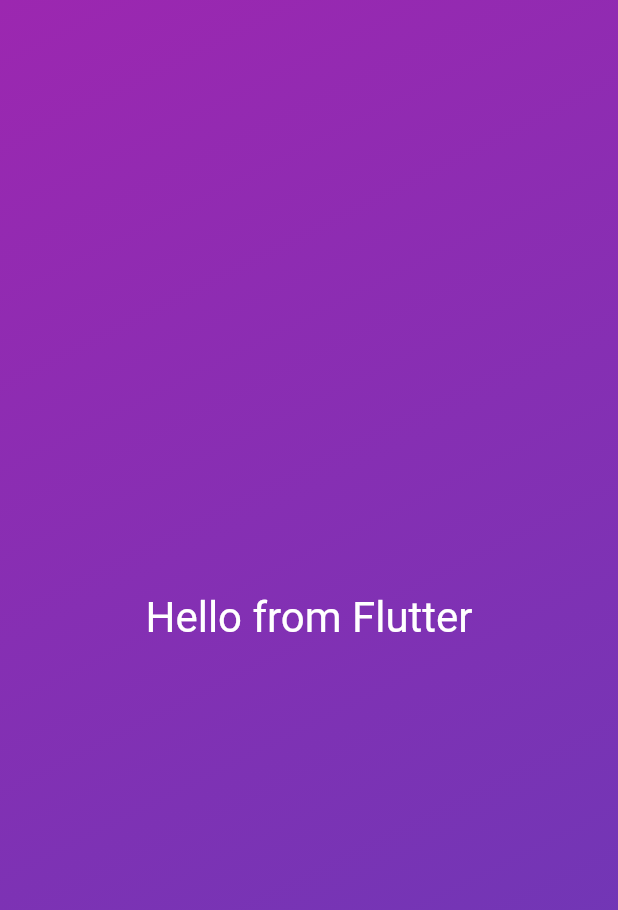
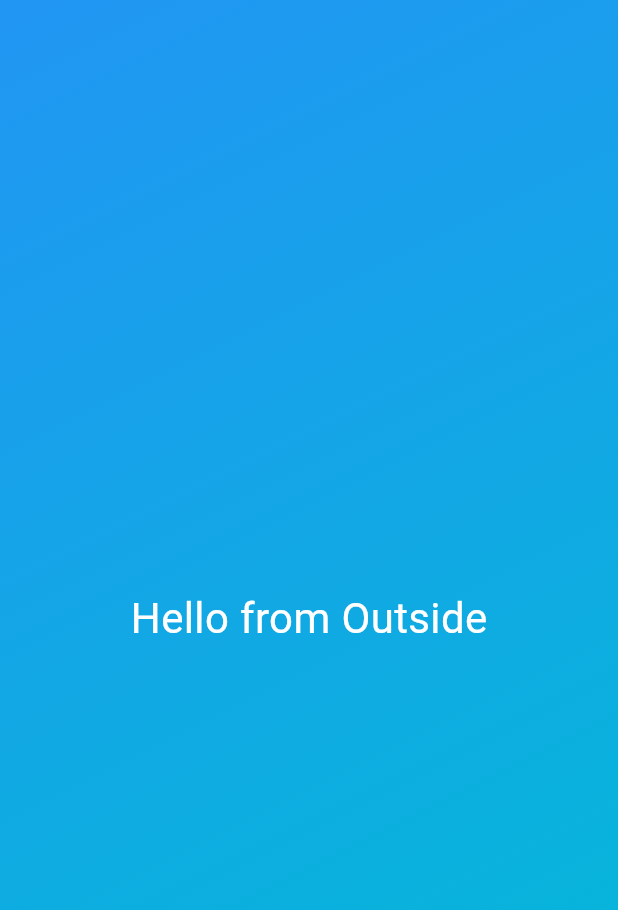
Before and after one commit to Mozart2234/flutter, a Flutter app: the screen it shows after launch, on a phone screen of 412 x 824 dp. Shown: the top 910 px of the screen. Run offline on Flutter 3.47's test engine with Material 2 defaults, Android fonts, the phone set to English and light mode, and no system bars.

Commit message:
add more concepts

```diff
--- /dev/null
+++ b/first_app/lib/gradient_container.dart
@@ -0,0 +1,25 @@
+import 'package:first_app/styled_text.dart';
+import 'package:flutter/material.dart';
+
+const startAlignment = Alignment.topLeft;
+const endAlignment = Alignment.bottomRight;
+
+class GradientContainer extends StatelessWidget {
+  final Color from;
+  final Color to;
+
+  const GradientContainer({super.key, required this.from, required this.to});
+
+  @override
+  Widget build(BuildContext context) {
+    return Container(
+        decoration: BoxDecoration(
+          gradient: LinearGradient(
+            colors: [from, to],
+            begin: startAlignment,
+            end: endAlignment,
+          ),
+        ),
+        child: const StyledText("Hello from Outside"));
+  }
+}
--- /dev/null
+++ b/first_app/lib/styled_text.dart
@@ -0,0 +1,17 @@
+import 'package:flutter/material.dart';
+
+class StyledText extends StatelessWidget {
+  final String text;
+
+  const StyledText(this.text, {super.key});
+
+  @override
+  Widget build(context) {
+    return Center(
+      child: Text(
+        text,
+        style: const TextStyle(color: Colors.white, fontSize: 28.0),
+      ),
+    );
+  }
+}
```
Also changed, not shown: first_app/lib/main.dart (+7 -17 lines).
